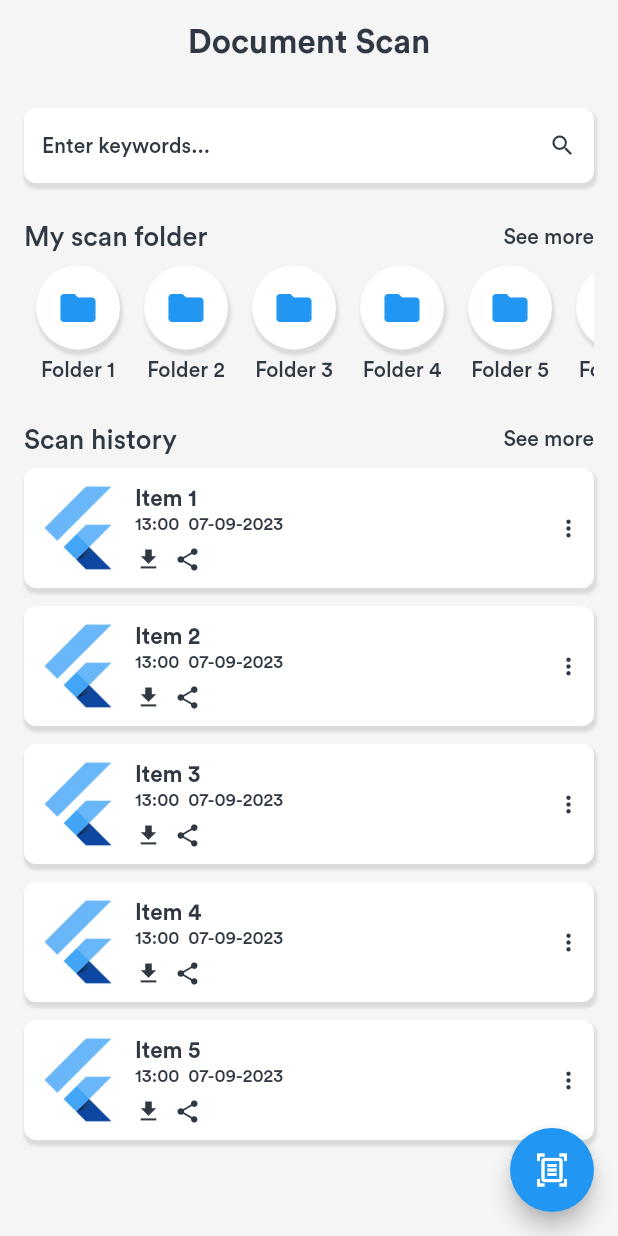
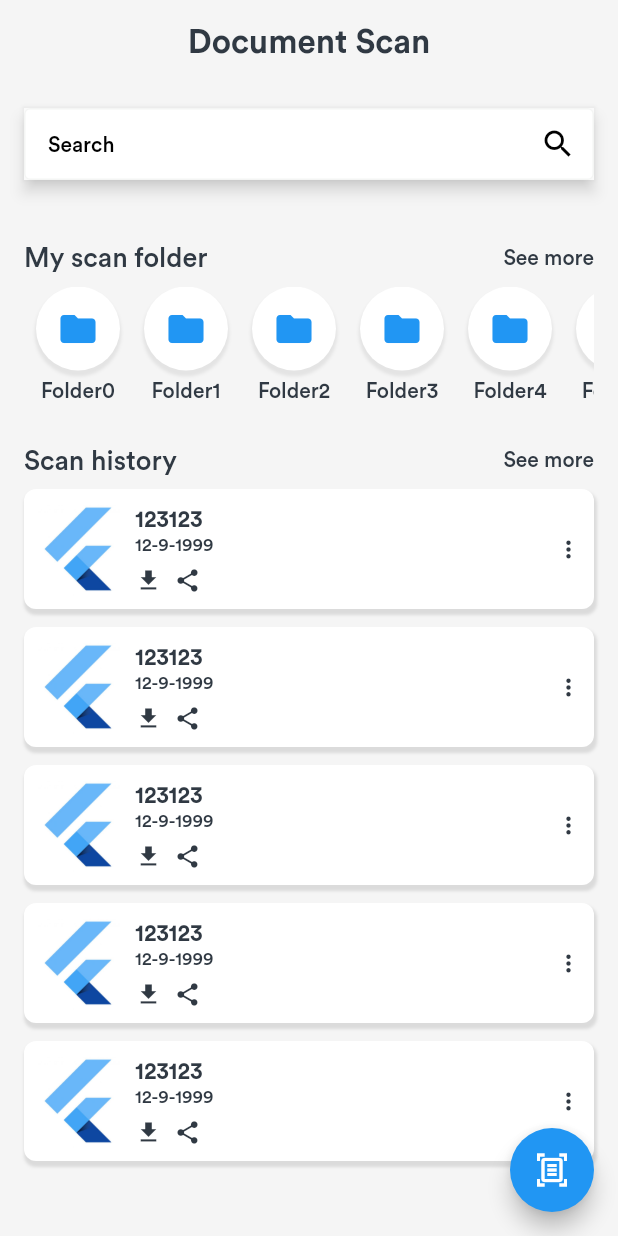
Before and after one commit to WalterDinh/ocr_scan, a Flutter app: the screen it shows after launch, on a phone screen of 412 x 824 dp. Run offline on Flutter 3.47's test engine with Material 2 defaults, Android fonts, the phone set to English and light mode, and no system bars; our stand-ins replace bloc, dio, flutter_bloc, image_cropper, image_picker, logger and 4 more; missing offline and left inert: dio_http_cache, photo_manager; generated files the repository leaves out were written again.

Commit message:
update ui home sceen

```diff
--- a/lib/configs/images.dart
+++ b/lib/configs/images.dart
@@ -7,7 +7,7 @@ class _Image extends AssetImage {
 }
 
 class AppImages {
-  // static const bulbasaur = _Image('bulbasaur.png');
+  static const logo = _Image('logo_flutter.jpg');
   // static const charmander = _Image('charmander.png');
   // static const squirtle = _Image('squirtle.png');
   // static const pokeball = _Image('pokeball.png');
@@ -17,5 +17,7 @@ class AppImages {
   // static const thumbnail = _Image('thumbnail.png');
   // static const pikloader = _Image('pika_loader.gif');
 
-  // static Future precacheAssets(BuildContext context) async {}
+  static Future precacheAssets(BuildContext context) async {
+    await precacheImage(logo, context);
+  }
 }
--- a/lib/ui/screens/home/home.dart
+++ b/lib/ui/screens/home/home.dart
@@ -1,214 +1,19 @@
 import 'package:flutter/material.dart';
 import 'package:my_app/routes.dart';
+import 'package:my_app/ui/screens/home/widgets/search_input.dart';
+import 'package:my_app/ui/widgets/item_scan_folder.dart';
+import 'package:my_app/ui/widgets/item_scan_history.dart';
 import 'package:my_app/ui/widgets/ripple.dart';
-import 'package:my_app/ui/widgets/spacer.dart';
 
 import '../../widgets/main_app_bar.dart';
+part 'sections/list_folder.dart';
+part 'sections/list_scan_history.dart';
 
 class HomeScreen extends StatelessWidget {
   final _listScanFolder = [1, 2, 3, 4, 5, 6, 7];
   final _listScanHistory = [1, 2, 3, 4, 5];
 
   HomeScreen({super.key});
-
-  PreferredSizeWidget _buildHomeAppBar(BuildContext context) => MainAppBar(
-        appBarTitleText: Text('Document Scan',
-            style: Theme.of(context).textTheme.headlineMedium),
-        isBackButtonShowed: false,
-      );
-
-  Widget _buildSearchView() => Padding(
-        padding: const EdgeInsets.all(16.0),
-        child: Container(
-          decoration: BoxDecoration(
-              borderRadius: BorderRadius.circular(8),
-              color: Colors.white,
-              boxShadow: [
-                BoxShadow(
-                  color: Colors.grey.withOpacity(0.3),
-                  spreadRadius: 1,
-                  blurRadius: 1,
-                  offset: const Offset(1, 3),
-                )
-              ]),
-          child: Padding(
-            padding:
-                const EdgeInsets.symmetric(vertical: 16.0, horizontal: 12.0),
-            child: Row(
-              mainAxisAlignment: MainAxisAlignment.spaceBetween,
-              children: const [
-                Text('Enter keywords...'),
-                Icon(Icons.search),
-              ],
-            ),
-          ),
-        ),
-      );
-
-  Widget _buildSectionScanFolderHeader(BuildContext context) => Padding(
-      padding: const EdgeInsets.symmetric(horizontal: 16.0, vertical: 8.0),
-      child: Row(
-          mainAxisAlignment: MainAxisAlignment.spaceBetween,
-          children: const [
-            Text("My scan folder", style: TextStyle(fontSize: 18)),
-            Text("See more"),
-          ]));
-
-  Widget _buildListScanFolder() => Padding(
-      padding: const EdgeInsets.fromLTRB(16.0, 0, 16.0, 0),
-      child: SizedBox(
-        height: 80.0,
-        child: ListView.builder(
-          scrollDirection: Axis.horizontal,
-          itemCount: _listScanFolder.length,
-          itemBuilder: (context, index) {
-            return Column(
-              children: [
-                Container(
-                    decoration: BoxDecoration(
-                        shape: BoxShape.circle,
-                        color: Colors.white,
-                        boxShadow: [
-                          BoxShadow(
-                              color: Colors.grey.withOpacity(0.3),
-                              spreadRadius: 1,
-                              blurRadius: 1,
-                              offset: const Offset(1, 3))
-                        ]),
-                    margin: const EdgeInsets.symmetric(horizontal: 8.0),
-                    width: 56.0,
-                    height: 56.0,
-                    child: const Icon(
-                      Icons.folder,
-                      size: 28,
-                      color: Colors.blue,
-                    )),
-                const VSpacer(4),
-                Text("Folder ${_listScanFolder[index]}")
-              ],
-            );
-          },
-        ),
-      ));
-
-  Widget _buildSectionScanHistoryHeader(BuildContext context) => Padding(
-      padding: const EdgeInsets.fromLTRB(16.0, 24.0, 16.0, 8.0),
-      child: Row(
-          mainAxisAlignment: MainAxisAlignment.spaceBetween,
-          children: const [
-            Text("Scan history", style: TextStyle(fontSize: 18)),
-            Text("See more"),
-          ]));
-
-  Widget _buildListScanHistory() => Padding(
-      padding: const EdgeInsets.fromLTRB(16.0, 0, 16.0, 80.0),
-      child: ListView.builder(
-        shrinkWrap: true,
-        physics: const NeverScrollableScrollPhysics(),
-        itemCount: _listScanHistory.length,
-        itemBuilder: (context, index) {
-          return _buildItemScanHistory(index);
-        },
-      ));
-
-  Widget _buildFabScan() => FloatingActionButton(
-        child: const Icon(
-          Icons.document_scanner_outlined,
-        ),
-        onPressed: () => _onFabScanPressed(),
-      );
-
-  Widget _buildItemScanHistory(int index) {
-    return Container(
-      margin: const EdgeInsets.only(bottom: 12),
-      decoration: BoxDecoration(
-          color: Colors.white,
-          borderRadius: BorderRadius.circular(8),
-          boxShadow: [
-            BoxShadow(
-                color: Colors.grey.withOpacity(0.3),
-                spreadRadius: 1,
-                blurRadius: 1,
-                offset: const Offset(1, 3))
-          ]),
-      child: Padding(
-        padding: const EdgeInsets.all(8.0),
-        child: Row(
-          mainAxisSize: MainAxisSize.min,
-          children: [
-            Container(
-              decoration: BoxDecoration(
-                borderRadius: BorderRadius.circular(8),
-              ),
-              child: Image.asset(
-                'assets/images/logo_flutter.jpg',
-                width: 56,
-                height: 64,
-                fit: BoxFit.cover,
-              ),
-            ),
-            _buildInfoScanHistory(index),
-            Column(
-              children: [
-                Ripple(
-                    onTap: () => _onShowMoreOptions(),
-                    child: const Icon(Icons.more_vert))
-              ],
-            )
-          ],
-        ),
-      ),
-    );
-  }
-
-  Widget _buildInfoScanHistory(int index) {
-    return Expanded(
-      child: Padding(
-        padding: const EdgeInsets.symmetric(horizontal: 10),
-        child: Column(
-          children: <Widget>[
-            Row(
-              children: <Widget>[
-                Text(
-                  "Item ${_listScanHistory[index]}",
-                  style: const TextStyle(
-                      fontWeight: FontWeight.w600, fontSize: 15),
-                ),
-              ],
-            ),
-            Row(
-              children: const <Widget>[
-                Text(
-                  "13:00  07-09-2023",
-                  style: TextStyle(fontSize: 12),
-                ),
-              ],
-            ),
-            const VSpacer(8),
-            Row(
-              children: <Widget>[
-                Ripple(
-                  onTap: () => _onDownload(),
-                  child: const Icon(Icons.download),
-                ),
-                const HSpacer(8),
-                Ripple(
-                  onTap: () => _onShare(),
-                  child: const Icon(Icons.share),
-                ),
-              ],
-            )
-          ],
-        ),
-      ),
-    );
-  }
-
-  _onDownload() {}
-
-  _onShare() {}
-
-  _onShowMoreOptions() {}
 
   _onFabScanPressed() {
     AppNavigator.push(Routes.select_photo);
@@ -220,16 +25,42 @@ class HomeScreen extends StatelessWidget {
       appBar: _buildHomeAppBar(context),
       body: SingleChildScrollView(
         child: Column(
+          mainAxisSize: MainAxisSize.max,
           children: [
-            _buildSearchView(),
-            _buildSectionScanFolderHeader(context),
-            _buildListScanFolder(),
-            _buildSectionScanHistoryHeader(context),
-            _buildListScanHistory()
+            const SearchInput(hintText: 'Search'),
+            _buildSectionHeader('My scan folder', () {}),
+            ListScanFolder(listScanFolder: _listScanFolder),
+            _buildSectionHeader('Scan history', () {}),
+            ListScanHistory(
+              listScanHistory: _listScanHistory,
+            )
           ],
         ),
       ),
       floatingActionButton: _buildFabScan(),
     );
   }
+
+  PreferredSizeWidget _buildHomeAppBar(BuildContext context) => MainAppBar(
+        appBarTitleText: Text('Document Scan',
+            style: Theme.of(context).textTheme.headlineMedium),
+        isBackButtonShowed: false,
+      );
+
+  Widget _buildSectionHeader(String title, Function() onPress) => Padding(
+      padding: const EdgeInsets.fromLTRB(16.0, 24.0, 16.0, 8.0),
+      child: Row(mainAxisAlignment: MainAxisAlignment.spaceBetween, children: [
+        Text(title, style: const TextStyle(fontSize: 18)),
+        Ripple(
+          onTap: onPress,
+          child: const Text("See more"),
+        ),
+      ]));
+
+  Widget _buildFabScan() => FloatingActionButton(
+        child: const Icon(
+          Icons.document_scanner_outlined,
+        ),
+        onPressed: () => _onFabScanPressed(),
+      );
 }
--- /dev/null
+++ b/lib/ui/screens/home/sections/list_folder.dart
@@ -0,0 +1,27 @@
+part of '../home.dart';
+
+class ListScanFolder extends StatelessWidget {
+  const ListScanFolder({
+    super.key,
+    required List<int> listScanFolder,
+  }) : _listScanFolder = listScanFolder;
+
+  final List<int> _listScanFolder;
+
+  @override
+  Widget build(BuildContext context) => Padding(
+      padding: const EdgeInsets.fromLTRB(16.0, 0, 16.0, 0),
+      child: SizedBox(
+        height: 80.0,
+        child: ListView.builder(
+          scrollDirection: Axis.horizontal,
+          itemCount: _listScanFolder.length,
+          itemBuilder: (context, index) {
+            return ItemScanFolder(
+              folderName: 'Folder$index',
+              onPressFolder: () {},
+            );
+          },
+        ),
+      ));
+}
--- /dev/null
+++ b/lib/ui/screens/home/sections/list_scan_history.dart
@@ -0,0 +1,37 @@
+part of '../home.dart';
+
+class ListScanHistory extends StatelessWidget {
+  const ListScanHistory({
+    super.key,
+    required List<int> listScanHistory,
+  }) : _listScanHistory = listScanHistory;
+
+  final List<int> _listScanHistory;
+
+  _onDownload() {}
+
+  _onShare() {}
+
+  _onShowMoreOptions() {}
+
+  @override
+  Widget build(BuildContext context) => Padding(
+        padding: const EdgeInsets.fromLTRB(16.0, 0, 16.0, 80.0),
+        child: ListView.builder(
+          shrinkWrap: true,
+          physics: const NeverScrollableScrollPhysics(),
+          itemCount: _listScanHistory.length,
+          itemBuilder: (context, index) {
+            return ItemScanHistory(
+              onPressItem: () {},
+              dateTime: '12-9-1999',
+              fileName: '123123',
+              onDownLoad: _onDownload,
+              onShare: _onShare,
+              onShowMoreOption: _onShowMoreOptions,
+              pathUrl: '',
+            );
+          },
+        ),
+      );
+}
--- /dev/null
+++ b/lib/ui/screens/home/widgets/search_input.dart
@@ -0,0 +1,52 @@
+import 'package:flutter/material.dart';
+
+class SearchInput extends StatelessWidget {
+  const SearchInput({
+    super.key,
+    this.onPressInput,
+    this.onPressIconSearch,
+    required this.hintText,
+  });
+
+  final Function()? onPressInput;
+  final Function()? onPressIconSearch;
+  final String hintText;
+
+  @override
+  Widget build(BuildContext context) {
+    return Padding(
+        padding: const EdgeInsets.all(16.0),
+        child: Material(
+          elevation: 4.0,
+          shadowColor: Colors.grey[200],
+          child: TextField(
+            onTap: onPressInput,
+            decoration: InputDecoration(
+              filled: true,
+              fillColor: Colors.white,
+              contentPadding:
+                  const EdgeInsets.symmetric(horizontal: 16, vertical: 12),
+              hintText: hintText,
+              hintStyle: const TextStyle(color: Colors.black),
+
+              border: OutlineInputBorder(
+                borderRadius: BorderRadius.circular(8),
+                borderSide: BorderSide.none,
+              ),
+              focusedBorder: OutlineInputBorder(
+                borderRadius: BorderRadius.circular(8),
+                borderSide: BorderSide.none,
+              ),
+              // add IconButton as suffix icon
+              suffixIcon: IconButton(
+                icon: const Icon(
+                  Icons.search,
+                  color: Colors.black,
+                ),
+                onPressed: onPressIconSearch,
+              ),
+            ),
+          ),
+        ));
+  }
+}
--- /dev/null
+++ b/lib/ui/widgets/item_scan_folder.dart
@@ -0,0 +1,45 @@
+import 'package:flutter/material.dart';
+import 'package:my_app/ui/widgets/ripple.dart';
+import 'package:my_app/ui/widgets/spacer.dart';
+
+const ICON_SIZE = 56.0;
+
+class ItemScanFolder extends StatelessWidget {
+  final String folderName;
+  final Function() onPressFolder;
+
+  const ItemScanFolder(
+      {super.key, required this.folderName, required this.onPressFolder});
+
+  @override
+  Widget build(BuildContext context) {
+    return Ripple(
+      onTap: onPressFolder,
+      child: Column(
+        children: [
+          Container(
+              decoration: BoxDecoration(
+                  shape: BoxShape.circle,
+                  color: Colors.white,
+                  boxShadow: [
+                    BoxShadow(
+                        color: Colors.grey.withOpacity(0.2),
+                        spreadRadius: 1,
+                        blurRadius: 1,
+                        offset: const Offset(0, 3))
+                  ]),
+              margin: const EdgeInsets.symmetric(horizontal: 8.0),
+              width: ICON_SIZE,
+              height: ICON_SIZE,
+              child: const Icon(
+                Icons.folder,
+                size: 28,
+                color: Colors.blue,
+              )),
+          const VSpacer(4),
+          Text(folderName)
+        ],
+      ),
+    );
+  }
+}
--- /dev/null
+++ b/lib/ui/widgets/item_scan_history.dart
@@ -0,0 +1,105 @@
+import 'package:flutter/material.dart';
+import 'package:my_app/configs/images.dart';
+import 'package:my_app/ui/widgets/ripple.dart';
+import 'package:my_app/ui/widgets/spacer.dart';
+
+class ItemScanHistory extends StatelessWidget {
+  final String fileName;
+  final String dateTime;
+  final String pathUrl;
+  final Function() onDownLoad;
+  final Function() onShare;
+  final Function() onShowMoreOption;
+  final Function()? onPressItem;
+
+  const ItemScanHistory(
+      {super.key,
+      required this.fileName,
+      required this.dateTime,
+      required this.pathUrl,
+      required this.onDownLoad,
+      required this.onShare,
+      required this.onShowMoreOption,
+      this.onPressItem});
+
+  @override
+  Widget build(BuildContext context) {
+    return Ripple(
+      onTap: onPressItem,
+      child: Container(
+        margin: const EdgeInsets.only(bottom: 12),
+        decoration: BoxDecoration(
+            color: Colors.white,
+            borderRadius: BorderRadius.circular(8),
+            boxShadow: [
+              BoxShadow(
+                  color: Colors.grey.withOpacity(0.3),
+                  spreadRadius: 1,
+                  blurRadius: 1,
+                  offset: const Offset(1, 3))
+            ]),
+        child: Padding(
+          padding: const EdgeInsets.all(8.0),
+          child: Row(
+            children: [
+              Expanded(
+                  child: Row(
+                children: [
+                  Container(
+                    decoration: BoxDecoration(
+                      borderRadius: BorderRadius.circular(8),
+                    ),
+                    child: const Image(
+                      width: 56,
+                      height: 64,
+                      fit: BoxFit.cover,
+                      image: AppImages.logo,
+                    ),
+                  ),
+                  _buildInfoScanHistory()
+                ],
+              )),
+              Ripple(
+                  onTap: onShowMoreOption, child: const Icon(Icons.more_vert))
+            ],
+          ),
+        ),
+      ),
+    );
+  }
+
+  Widget _buildInfoScanHistory() {
+    return Expanded(
+      child: Padding(
+        padding: const EdgeInsets.symmetric(horizontal: 10),
+        child: Column(
+          crossAxisAlignment: CrossAxisAlignment.start,
+          children: <Widget>[
+            Text(
+              fileName,
+              style: const TextStyle(fontWeight: FontWeight.w600, fontSize: 15),
+            ),
+            Text(
+              dateTime,
+              style: const TextStyle(fontSize: 12),
+            ),
+            const VSpacer(8),
+            Row(
+              children: [
+                Ripple(
+                  onTap: onDownLoad,
+                  child: const Icon(Icons.download),
+                ),
+                const HSpacer(8),
+                Ripple(
+                  onTap: onShare,
+                  child: const Icon(Icons.share),
+                )
+              ],
+            ),
+          ],
+        ),
+      ),
+    );
+  }
+}
```
